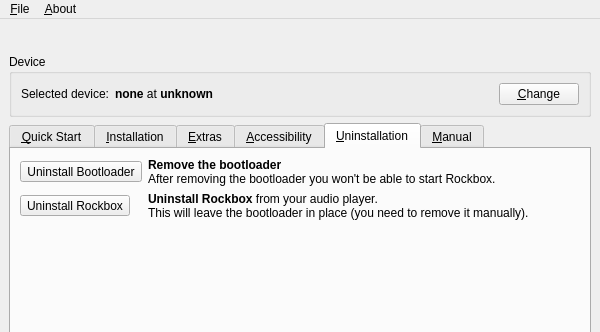
Rockbox-Chinese-Community/Rockbox-RCC, file rbutil/rbutilqt/rbutilqtfrm.ui: the form before one commit; both pictures show x 0 to 600 and y 0 to 332 of the 600 by 550 pixel window.
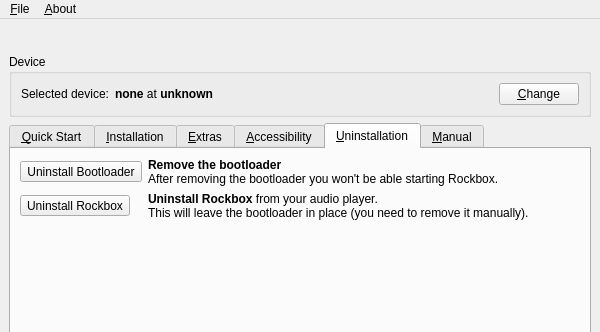
The form after the commit. The open tabs and pages were chosen to show the change. Icons and pictures are not drawn.

Commit message: remove "empty download cache" menu entry -- clearing the cache will be in the configuration dialog once it's implemented.

The edit to the form file:
```diff
--- a/rbutil/rbutilqt/rbutilqtfrm.ui
+++ b/rbutil/rbutilqt/rbutilqtfrm.ui
@@ -597,7 +597,7 @@
 p, li { white-space: pre-wrap; }
 &lt;/style>&lt;/head>&lt;body style=" font-family:'Sans Serif'; font-size:9pt; font-weight:400; font-style:normal;">
 &lt;p style=" margin-top:0px; margin-bottom:0px; margin-left:0px; margin-right:0px; -qt-block-indent:0; text-indent:0px;">&lt;span style=" font-weight:600;">Remove the bootloader&lt;/span>&lt;/p>
-&lt;p style=" margin-top:0px; margin-bottom:0px; margin-left:0px; margin-right:0px; -qt-block-indent:0; text-indent:0px;">After removing the bootloader you won't be able to start Rockbox.&lt;/p>&lt;/body>&lt;/html></string>
+&lt;p style=" margin-top:0px; margin-bottom:0px; margin-left:0px; margin-right:0px; -qt-block-indent:0; text-indent:0px;">After removing the bootloader you won't be able starting Rockbox.&lt;/p>&lt;/body>&lt;/html></string>
           </property>
           <property name="wordWrap" >
            <bool>true</bool>
```
Left out of the diff: 13 changed lines with no effect on the pictures.
